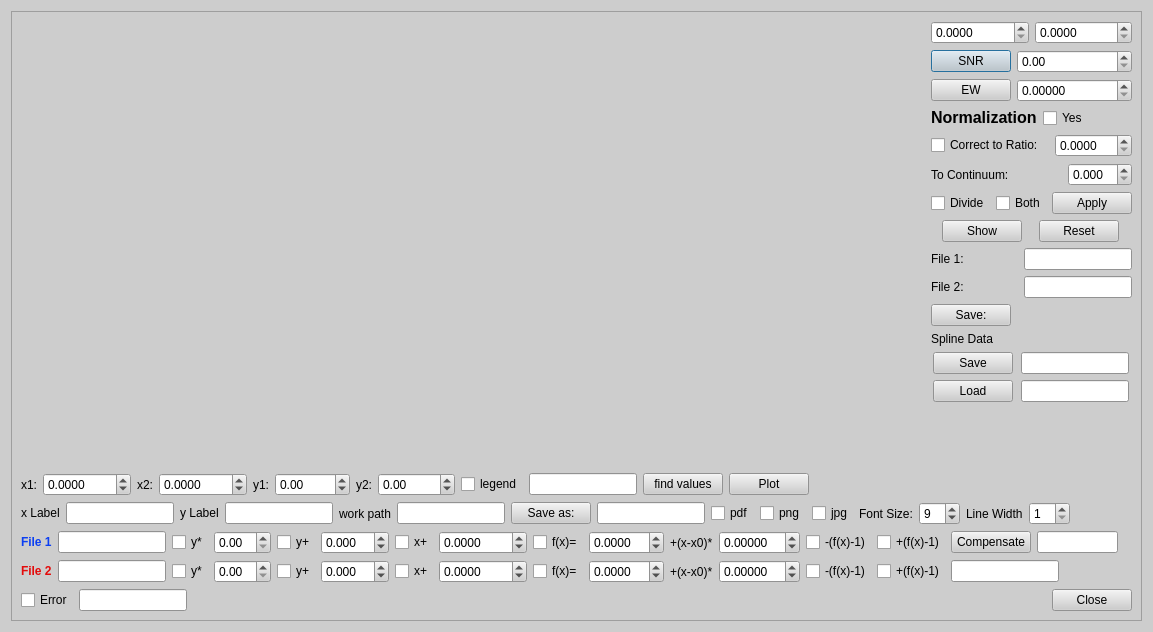
Before: the Qt Designer form spectangular/plotspec.ui in DPSablowski/Spectangular, drawn with Qt 5.
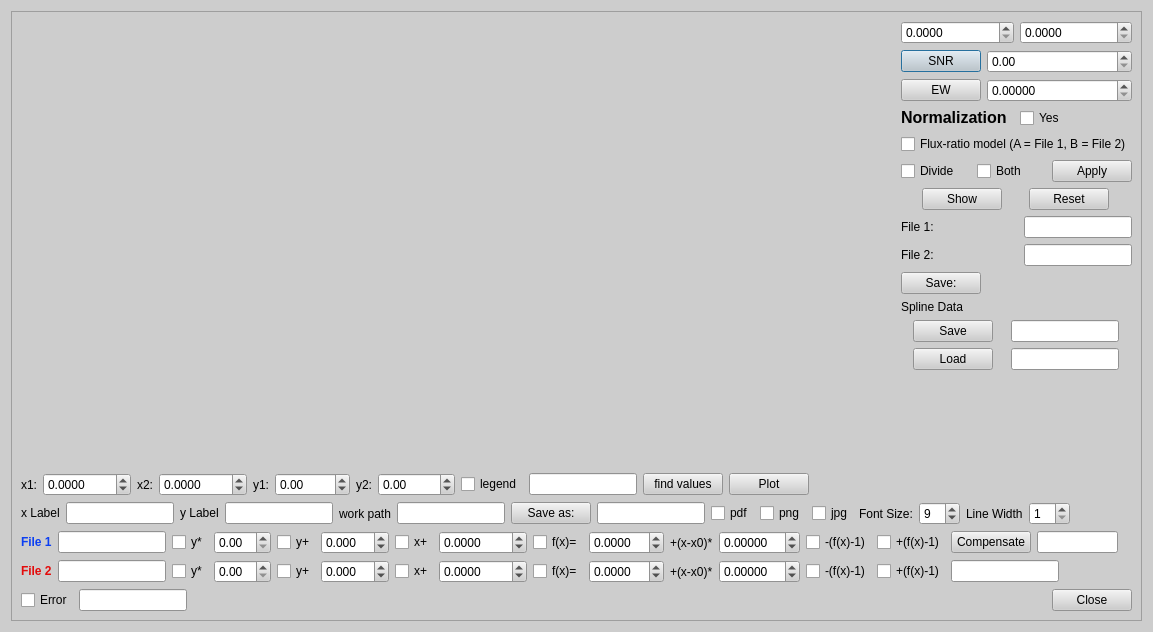
After: the same form once the commit is applied. Custom widgets are drawn as their Qt base class.

Patch:
```diff
--- a/spectangular/plotspec.ui
+++ b/spectangular/plotspec.ui
@@ -614,64 +614,14 @@
             </layout>
            </item>
            <item>
-            <layout class="QHBoxLayout" name="horizontalLayout_12">
-             <item>
-              <widget class="QCheckBox" name="checkBox_14">
-               <property name="sizePolicy">
-                <sizepolicy hsizetype="Preferred" vsizetype="Fixed">
-                 <horstretch>0</horstretch>
-                 <verstretch>0</verstretch>
-                </sizepolicy>
-               </property>
-               <property name="text">
-                <string>Correct to Ratio:</string>
-               </property>
-              </widget>
-             </item>
-             <item>
-              <widget class="QDoubleSpinBox" name="doubleSpinBox_19">
-               <property name="sizePolicy">
-                <sizepolicy hsizetype="Maximum" vsizetype="Fixed">
-                 <horstretch>0</horstretch>
-                 <verstretch>0</verstretch>
-                </sizepolicy>
-               </property>
-               <property name="decimals">
-                <number>4</number>
-               </property>
-               <property name="maximum">
-                <double>999.990000000000009</double>
-               </property>
-              </widget>
-             </item>
-            </layout>
-           </item>
-           <item>
-            <layout class="QHBoxLayout" name="horizontalLayout_18">
-             <item>
-              <widget class="QLabel" name="label_14">
-               <property name="text">
-                <string>To Continuum:</string>
-               </property>
-              </widget>
-             </item>
-             <item>
-              <widget class="QDoubleSpinBox" name="doubleSpinBox_20">
-               <property name="sizePolicy">
-                <sizepolicy hsizetype="Maximum" vsizetype="Fixed">
-                 <horstretch>0</horstretch>
-                 <verstretch>0</verstretch>
-                </sizepolicy>
-               </property>
-               <property name="decimals">
-                <number>3</number>
-               </property>
-               <property name="singleStep">
-                <double>0.100000000000000</double>
-               </property>
-              </widget>
-             </item>
-            </layout>
+            <widget class="QCheckBox" name="checkBox_rmodel">
+             <property name="text">
+              <string>Flux-ratio model (A = File 1, B = File 2)</string>
+             </property>
+             <property name="toolTip">
+              <string>Continuum correction with the flux ratio F_A/F_B(lambda) of the main window (Data tab: flux ratio, lambda dependence). Click continuum points of File 1 (component A) and Apply: A + (1 - s), B - r(lambda) (1 - s), with s the spline. Both components end on the continuum 1 and the model of the observations is unchanged.</string>
+             </property>
+            </widget>
            </item>
            <item>
             <layout class="QHBoxLayout" name="horizontalLayout_5">
```
